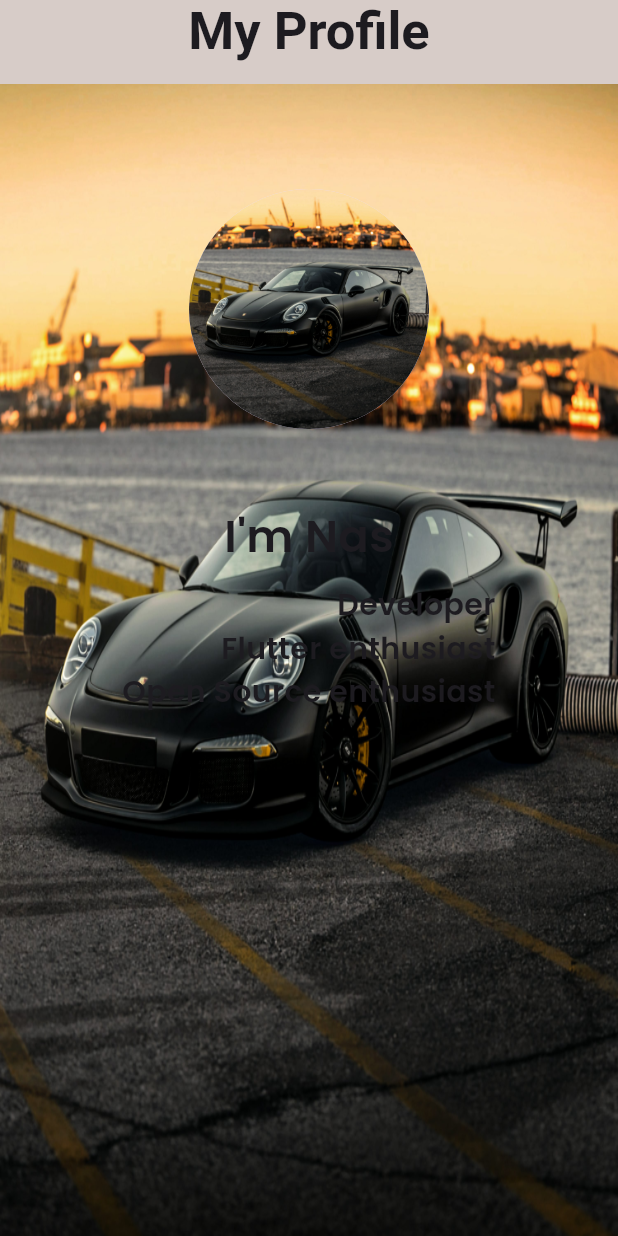
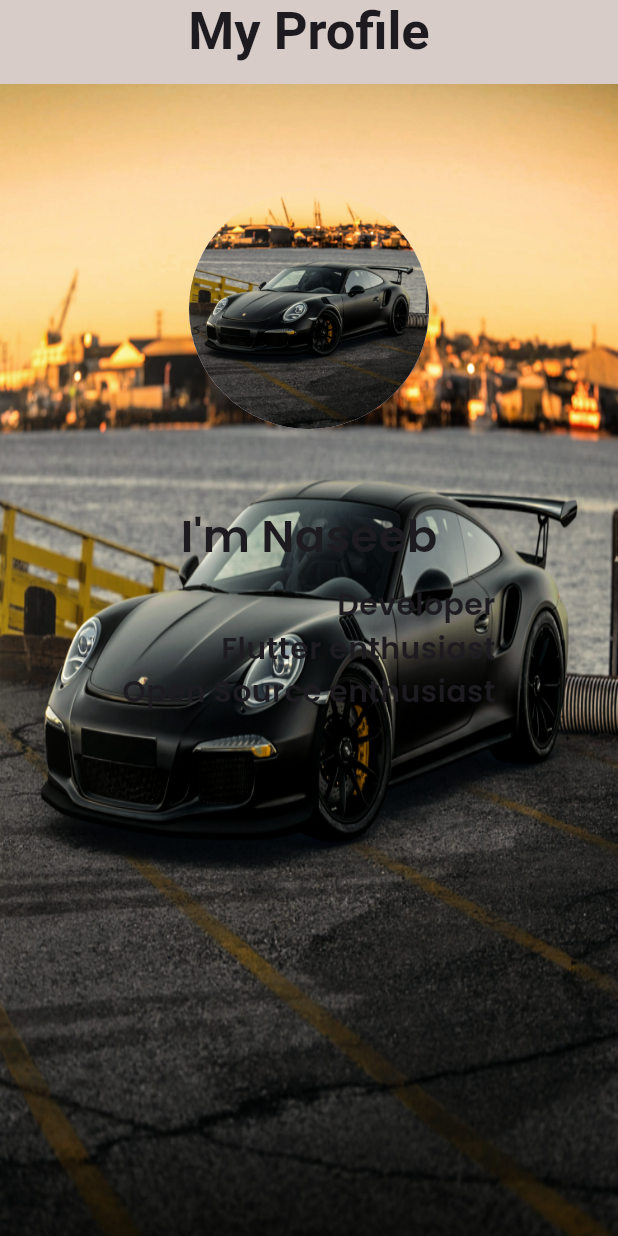
Before and after one commit to naseebnaushad/portfolio, a Flutter app: the screen it shows after launch, on a phone screen of 412 x 824 dp. Run offline on Flutter 3.47's test engine with Material 3 defaults, Android fonts, the phone set to English and light mode, and no system bars; our stand-ins replace google_fonts; Roboto replaces fonts that are missing (Playfair).

Commit message:
Profile changes

```diff
--- a/lib/main.dart
+++ b/lib/main.dart
@@ -58,7 +58,7 @@ class MyApp extends StatelessWidget {
                   ),
                   SizedBox(height: 30),
                   Text(
-                    'I\'m Nas',
+                    'I\'m Naseeb',
                     style: GoogleFonts.poppins(
                       fontWeight: FontWeight.w600,
                       fontSize: 30,
```
